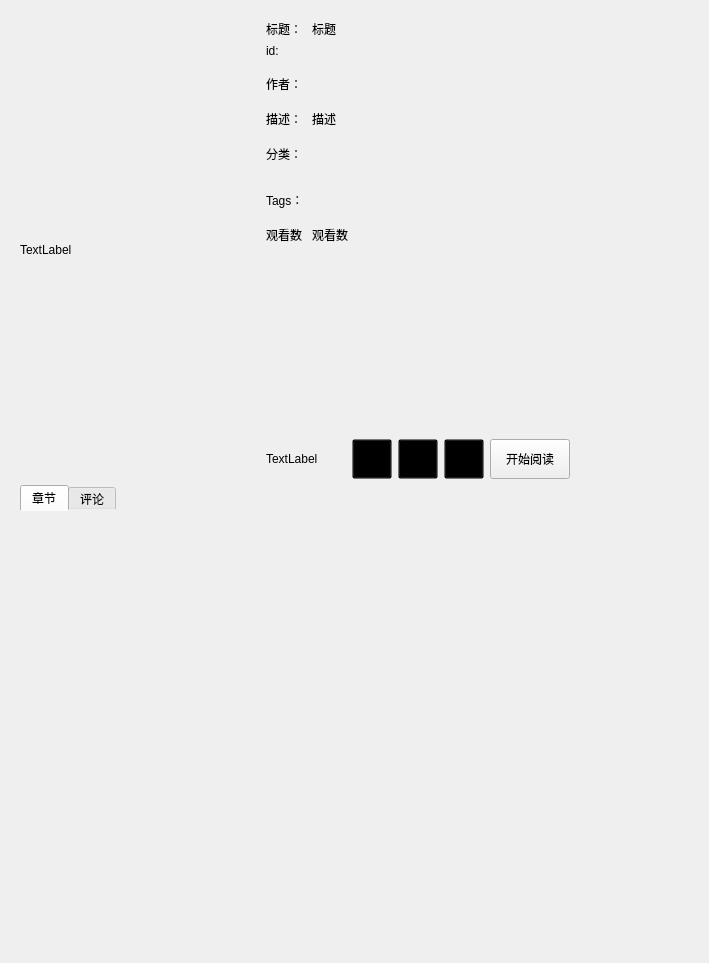
Qt form ui/bookinfo.ui (tonquer/picacg-qt) before a commit.
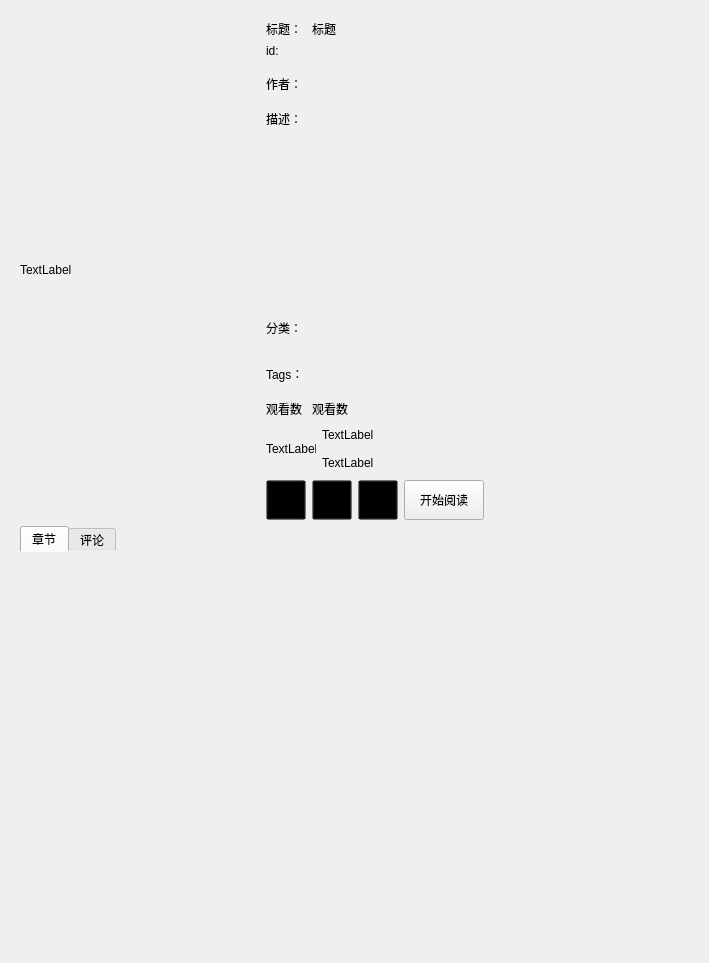
The same form after that commit. Custom widgets are drawn as their Qt base class.

The edit to the form file:
```diff
--- a/ui/bookinfo.ui
+++ b/ui/bookinfo.ui
@@ -169,12 +169,12 @@
                     </widget>
                    </item>
                    <item>
-                    <widget class="QLabel" name="description">
-                     <property name="text">
-                      <string>描述</string>
+                    <widget class="QPlainTextEdit" name="description">
+                     <property name="styleSheet">
+                      <string notr="true">QPlainTextEdit {background-color:transparent;}</string>
                      </property>
-                     <property name="alignment">
-                      <set>Qt::AlignLeading|Qt::AlignLeft|Qt::AlignTop</set>
+                     <property name="readOnly">
+                      <bool>true</bool>
                      </property>
                     </widget>
                    </item>
@@ -313,42 +313,52 @@
                   </layout>
                  </item>
                  <item>
-                  <spacer name="verticalSpacer">
-                   <property name="orientation">
-                    <enum>Qt::Vertical</enum>
-                   </property>
-                   <property name="sizeHint" stdset="0">
+                  <layout class="QHBoxLayout" name="horizontalLayout_14">
+                   <item>
+                    <layout class="QHBoxLayout" name="horizontalLayout_15">
+                     <item>
+                      <widget class="HeadLabel" name="user_icon">
+                       <property name="minimumSize">
+                        <size>
+                         <width>50</width>
+                         <height>50</height>
+                        </size>
+                       </property>
+                       <property name="maximumSize">
                     <size>
-                     <width>20</width>
-                     <height>40</height>
-                    </size>
-                   </property>
-                  </spacer>
+                         <width>50</width>
+                         <height>50</height>
+                        </size>
+                       </property>
+                       <property name="text">
+                        <string>TextLabel</string>
+                       </property>
+                      </widget>
                  </item>
                  <item>
-                  <layout class="QHBoxLayout" name="horizontalLayout_2">
+                      <layout class="QVBoxLayout" name="verticalLayout_5">
+                       <item>
+                        <widget class="QLabel" name="user_name">
+                         <property name="text">
+                          <string>TextLabel</string>
+                         </property>
+                        </widget>
+                       </item>
                    <item>
                     <widget class="QLabel" name="updateTick">
-                     <property name="enabled">
-                      <bool>true</bool>
-                     </property>
-                     <property name="minimumSize">
-                      <size>
-                       <width>80</width>
-                       <height>40</height>
-                      </size>
-                     </property>
-                     <property name="maximumSize">
-                      <size>
-                       <width>80</width>
-                       <height>40</height>
-                      </size>
-                     </property>
                      <property name="text">
                       <string>TextLabel</string>
                      </property>
                     </widget>
                    </item>
+                      </layout>
+                     </item>
+                    </layout>
+                   </item>
+                  </layout>
+                 </item>
+                 <item>
+                  <layout class="QHBoxLayout" name="horizontalLayout_2">
                    <item>
                     <widget class="QToolButton" name="starButton">
                      <property name="minimumSize">
@@ -516,6 +526,11 @@
    <header location="global">.qt_comment_list.h</header>
    <container>1</container>
   </customwidget>
+  <customwidget>
+   <class>HeadLabel</class>
+   <extends>QLabel</extends>
+   <header location="global">.head_label.h</header>
+  </customwidget>
  </customwidgets>
  <resources/>
  <connections>
```
Lines whose indentation alone changed are shown as unchanged.
